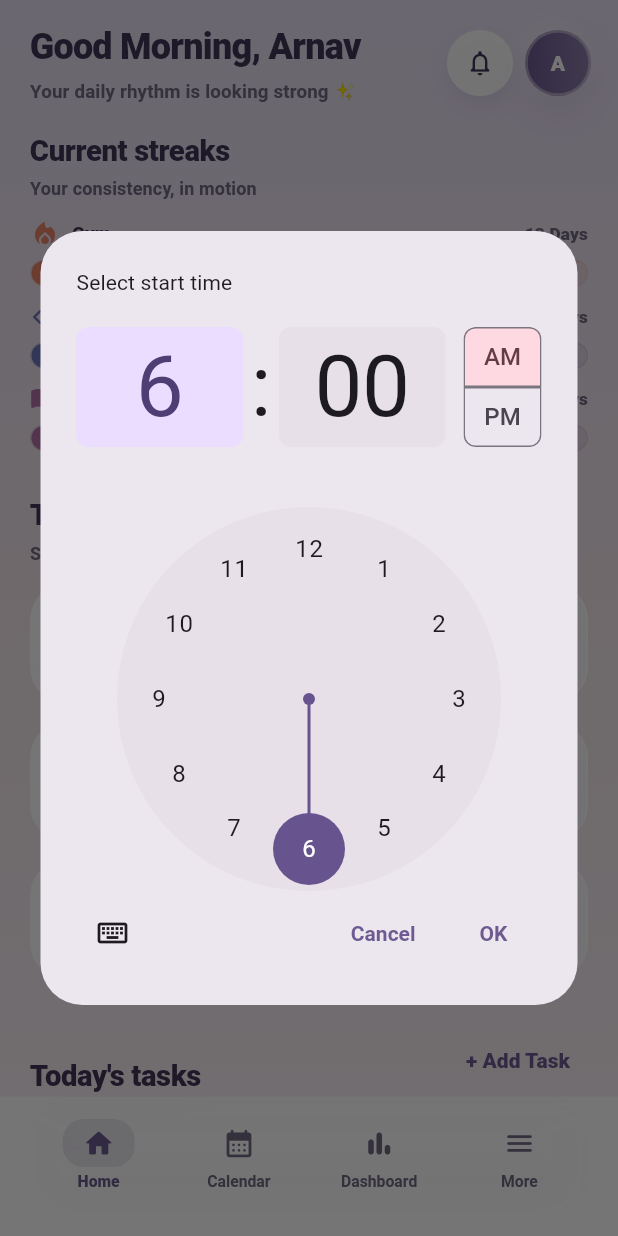
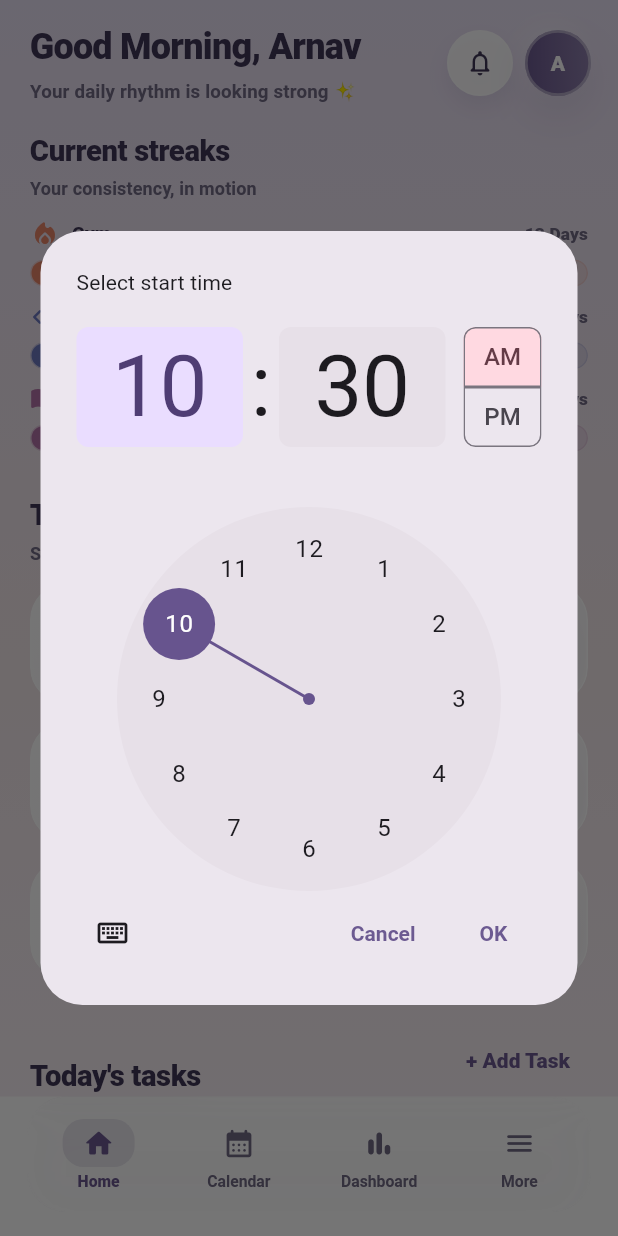
Before and after one commit to Arnav-Rajarshi/StreakIT, a Flutter app: the TodayHomePage screen opened directly, after a tap on "Gym", on a phone screen of 412 x 824 dp. Run offline on Flutter 3.47's test engine with Material 3 defaults, Android fonts, the phone set to English and light mode, and no system bars; network calls fail.

Commit message:
UI for homepage slightly updated removed scheduled start and end time as it dosent exist

```diff
--- a/frontend/lib/main.dart
+++ b/frontend/lib/main.dart
@@ -1,6 +1,5 @@
 import 'package:flutter/material.dart';
 import 'package:frontend/screens/login_page.dart';
-import 'package:frontend/screens/today_home_page.dart';
 import 'package:frontend/theme/app_theme.dart';
 
 void main() {
@@ -53,8 +52,3 @@ void main() {
     home: const LoginPage(),
   ));
 }
-
-/// Compatibility entry point for the app's former placeholder home screen.
-class HomePage extends TodayHomePage {
-  const HomePage({super.key});
-}
--- a/frontend/lib/models/today_models.dart
+++ b/frontend/lib/models/today_models.dart
@@ -4,8 +4,7 @@ class TodayHabit {
   TodayHabit({
     required this.name,
     required this.icon,
-    required this.scheduledStart,
-    required this.scheduledEnd,
+    required this.targetDuration,
     this.completed = false,
     this.startTime,
     this.endTime,
@@ -14,8 +13,7 @@ class TodayHabit {
 
   final String name;
   final IconData icon;
-  final TimeOfDay scheduledStart;
-  final TimeOfDay scheduledEnd;
+  final num targetDuration;
   bool completed;
   TimeOfDay? startTime;
   TimeOfDay? endTime;
--- a/frontend/lib/screens/login_page.dart
+++ b/frontend/lib/screens/login_page.dart
@@ -115,7 +115,7 @@ class LoginPageState extends State<LoginPage> {
                                     await AuthService().login(request);
                                     if (!mounted) return;
                                     Navigator.of(context).pushReplacement(
-                                      MaterialPageRoute(builder: (_) => const HomePage()),
+                                      MaterialPageRoute(builder: (_) => const TodayHomePage()),
                                     );
                                   },
                                   child: const Text('Submit', style: TextStyle(fontSize: 15.5, fontWeight: FontWeight.w700)),
--- a/frontend/lib/screens/signup_page.dart
+++ b/frontend/lib/screens/signup_page.dart
@@ -124,7 +124,7 @@ class _SignUpPageState extends State<SignUpPage> {
                                     await AuthService().signup(user);
                                     if (!mounted) return;
                                     Navigator.of(context).pushReplacement(
-                                      MaterialPageRoute(builder: (_) => const HomePage()),
+                                      MaterialPageRoute(builder: (_) => const TodayHomePage()),
                                     );
                                   },
                                   child: const Text('Sign Up', style: TextStyle(fontSize: 15.5, fontWeight: FontWeight.w700)),
--- a/frontend/lib/screens/today_home_page.dart
+++ b/frontend/lib/screens/today_home_page.dart
@@ -14,19 +14,14 @@ class TodayHomePage extends StatefulWidget {
   State<TodayHomePage> createState() => _TodayHomePageState();
 }
 
-/// Kept as the app-facing home entry point for future authenticated routing.
-class HomePage extends TodayHomePage {
-  const HomePage({super.key});
-}
-
 class _TodayHomePageState extends State<TodayHomePage> {
   int _selectedNavIndex = 0;
   bool _contentVisible = false;
 
   final _habits = <TodayHabit>[
-    TodayHabit(name: 'Gym', icon: Icons.local_fire_department_rounded, scheduledStart: const TimeOfDay(hour: 6, minute: 0), scheduledEnd: const TimeOfDay(hour: 7, minute: 0)),
-    TodayHabit(name: 'LeetCode', icon: Icons.code_rounded, scheduledStart: const TimeOfDay(hour: 10, minute: 0), scheduledEnd: const TimeOfDay(hour: 11, minute: 0)),
-    TodayHabit(name: 'Study', icon: Icons.auto_stories_rounded, scheduledStart: const TimeOfDay(hour: 19, minute: 0), scheduledEnd: const TimeOfDay(hour: 20, minute: 30)),
+    TodayHabit(name: 'Gym', icon: Icons.local_fire_department_rounded,targetDuration: 60.00),
+    TodayHabit(name: 'LeetCode', icon: Icons.code_rounded,targetDuration: 90.00),
+    TodayHabit(name: 'Study', icon: Icons.auto_stories_rounded,targetDuration: 45.00),
   ];
 
   final _tasks = <TodayTask>[
@@ -94,9 +89,9 @@ class _TodayHomePageState extends State<TodayHomePage> {
 
   Future<void> _completeHabit(TodayHabit habit) async {
     if (habit.completed) return;
-    final start = await showTimePicker(context: context, initialTime: habit.scheduledStart, helpText: 'Select start time');
+    final start = await showTimePicker(context: context,initialTime: TimeOfDay.now(), helpText: 'Select start time');
     if (!mounted || start == null) return;
-    final end = await showTimePicker(context: context, initialTime: habit.scheduledEnd, helpText: 'Select end time');
+    final end = await showTimePicker(context: context, initialTime: TimeOfDay.now(), helpText: 'Select end time');
     if (!mounted || end == null) return;
 
     final duration = _durationBetween(start, end);
@@ -330,8 +325,9 @@ class HabitCard extends StatelessWidget {
   @override
   Widget build(BuildContext context) {
     final theme = Theme.of(context).extension<AppTheme>()!;
-    final schedule = '${habit.scheduledStart.format(context)} – ${habit.scheduledEnd.format(context)}';
-    final details = habit.completed && habit.sessionDuration != null ? 'Completed · ${habit.sessionDuration!.inMinutes} min session' : schedule;
+    final details = habit.completed && habit.sessionDuration != null
+    ? 'Completed · ${habit.sessionDuration!.inMinutes} min session'
+    : 'Target · ${habit.targetDuration} min';
     return Material(
       color: Colors.transparent,
       child: InkWell(
```
Also changed, not shown: 1 other file.
